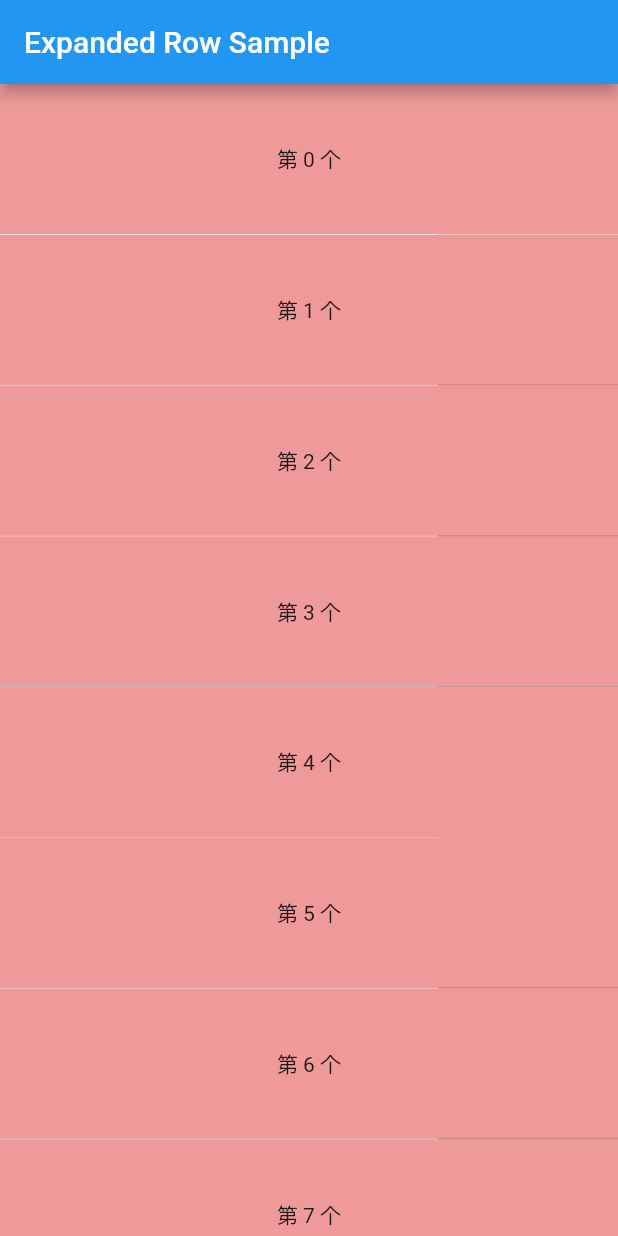
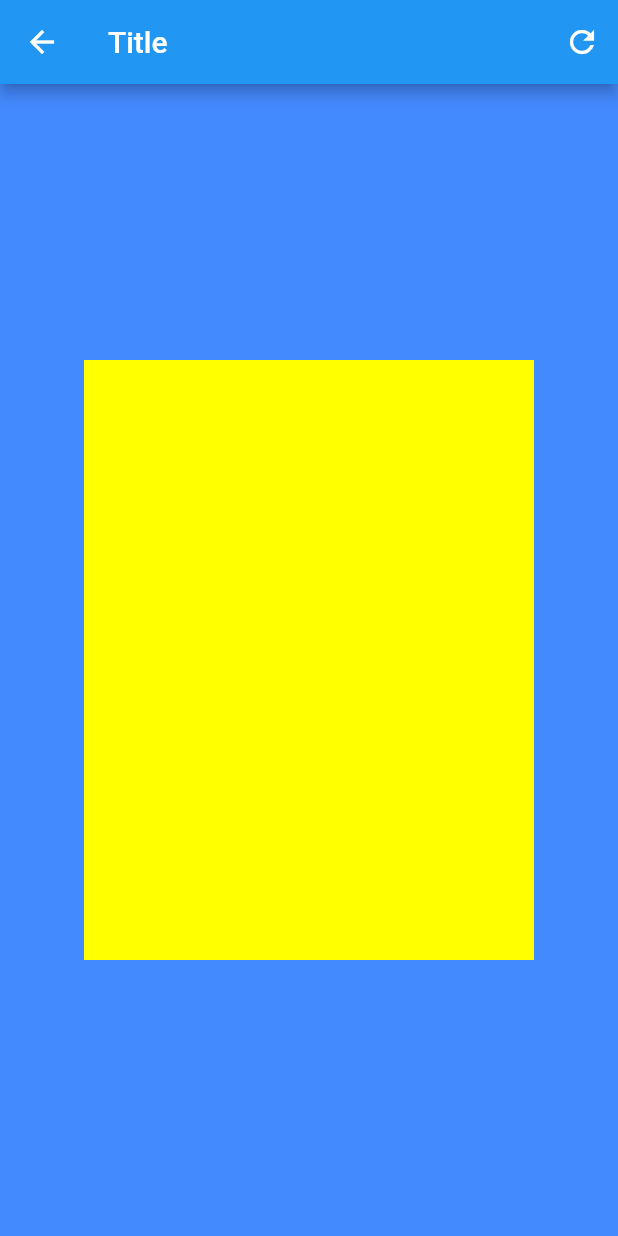
Before and after one commit to youzaiyouzaiE/FlutterListDragDelete, a Flutter app: the screen it shows after launch, after a tap on "删除", on a phone screen of 412 x 824 dp. Run offline on Flutter 3.47's test engine with Material 2 defaults, Android fonts, the phone set to English and light mode, and no system bars; our stand-ins replace event_bus.

Commit message:
解决多点拖动cell出现多个删除问题

```diff
--- a/lib/main.dart
+++ b/lib/main.dart
@@ -3,6 +3,9 @@
 // This example shows how to use an [Expanded] widget in a [Row] with multiple
 // children expanded, utilizing the [flex] factor to prioritize available space.
 
+import 'package:expanded_sample/pags/absorb_detail_page.dart';
+import 'package:expanded_sample/pags/detail_page.dart';
+import 'package:flutter/gestures.dart';
 import 'package:flutter/material.dart';
 import 'package:expanded_sample/slide_widget.dart';
 import 'package:expanded_sample/normal_events.dart';
@@ -25,21 +28,22 @@ class MyApp extends StatelessWidget {
 }
 
 
-
-/// This is the stateless widget that the main application instantiates.
 class MyListWidget extends StatefulWidget {
 
   @override
   State<StatefulWidget> createState() {
     return MyListWidgetState();
   }
-
 }
-
 
 class MyListWidgetState extends State<MyListWidget> {
   bool _hasOpenedCell = false;
   int _openedCellIndex = -1;
+
+  bool gestureResign = false;
+  int tapNumber = 0;
+
+  GlobalKey<SlideButtonState> slideButtonKey;
 
   @override
   Widget build(BuildContext context) {
@@ -47,9 +51,46 @@ class MyListWidgetState extends State<MyListWidget> {
       appBar: AppBar(
         title: Text('Expanded Row Sample'),
       ),
-      body:NotificationListener<ScrollNotification> (
+      body: NotificationListener<ScrollNotification> (
         onNotification: _scrollKeepCellClose,
-        child: ListView.separated(
+       child: Listener(
+         onPointerDown: (_){
+           tapNumber +=1;
+//           print('onDown 111111111111 is best! tapNumber === $tapNumber ');
+//           tapNumber > 1 ? cellCanDrag = false : cellCanDrag = true;
+         _setCellDragStatus();
+         },
+         onPointerUp: (_){
+           tapNumber -=1;
+//           print('onDown 111111111111 is best! tapNumber === $tapNumber ');
+           _setCellDragStatus();
+         },
+
+         child:_listViewBuild(),
+       ),
+      )
+    );
+  }
+
+  void _setCellDragStatus() {
+//    tapNumber > 1 ? canNotDrag = true : canNotDrag = false;
+//  if (tapNumber > 1 ){
+//    print("celll can't drag!!    aaaaaaaaa");
+//  } else {
+//    print("celll can drag!!    bbbbbbbb");
+//  }
+  setState(() {
+    tapNumber = tapNumber;
+    gestureResign = gestureResign;
+  });
+}
+
+  Widget _listViewBuild() {
+    return
+//      AbsorbPointer(
+//        absorbing: canNotDrag,
+//        child:
+      ListView.separated(
       addRepaintBoundaries: true,
       itemCount: 10,
       itemBuilder:(BuildContext context, int index) {///Cell
@@ -59,29 +100,30 @@ class MyListWidgetState extends State<MyListWidget> {
         return Container(///线
           height: 0.5,
           color: index == 0 ? Colors.white:Colors.black26,
-            );},
-        ),
-      )
-
+        );
+      }
+//      ),
     );
   }
 
-  ///cell
+  ///cell 手势   IgnorePointer
   Widget _slideItems(int index) {
-    return SlideButton (
+    return
+      SlideButton (
+        canDragNumber: tapNumber,
         index: index,
         singleButtonWidth: 100,
+        onSlideStarted:() {
+        },
         onSlideCompleted:(){
           if(_openedCellIndex != index) {
             _hasOpenedCell = true;
             _openedCellIndex = index;
           }
-//        print("cell opened !");
         },
         onSlideCanceled: () {
           _openedCellIndex = -1;
           _hasOpenedCell = false;
-//         print("cell closed !");
         },
         child:_itemView(index),
         buttons: <Widget>[
@@ -102,6 +144,7 @@ class MyListWidgetState extends State<MyListWidget> {
                 ),
               ),
             ),
+            behavior: HitTestBehavior.opaque,
           )
         ],
       );
@@ -109,22 +152,23 @@ class MyListWidgetState extends State<MyListWidget> {
 
   ///cell
   Widget _itemView(int index) {
-    bool gestureResign = false;
+
     return GestureDetector (
             onTap:() {
-              if (gestureResign) return ;
+              if (!gestureResign) {
                 print("$index cell pop  ! ");
+                _cellAction(index);
+              }
             },
             onPanDown:(_) {
               if (_hasOpenedCell ) {
                 fireCloseCellEvent();
-                print("$index cell pan fire ! ");
                 gestureResign = true;
               } else {
                 gestureResign = false;
               }
             },
-            child:Container(
+              child: Container(
                 height: 100,
                 color: Colors.red[200],
                 child: Center(
@@ -135,9 +179,19 @@ class MyListWidgetState extends State<MyListWidget> {
                     ),
                   ),
                 ),
-            )
+              ),
       );
+  }
 
+  _cellAction(int index) {
+    // ignore: unnecessary_statements
+    Widget builderWidget;
+    if (index == 0) {
+      builderWidget = DetailPage(pagIndex: index);
+    } else {
+      builderWidget = AbsorbDetailPage(pagIndex: index);
+    }
+    Navigator.push(context, MaterialPageRoute(builder: (context)=> builderWidget));
   }
 
   void fireCloseCellEvent() {
@@ -159,3 +213,25 @@ class MyListWidgetState extends State<MyListWidget> {
   }
 
 }
+
+class AllowMultipleGestureRecognizer extends MultiTapGestureRecognizer {
+
+  int tapTimes = 0;
+
+  @override
+  void rejectGesture(int pointer) {
+    acceptGesture(pointer);
+    print('the pointer is $pointer');
+  }
+
+}
+
+
+class NotAllowMultipleGestureRecognizer extends HorizontalDragGestureRecognizer {
+  @override
+  void rejectGesture(int pointer) {//acceptGesture(pointer);
+//    print('ABABABABAB the pointer is $pointer');
+    acceptGesture(pointer);
+  }
+
+}
--- /dev/null
+++ b/lib/pags/detail_page.dart
@@ -0,0 +1,110 @@
+import 'dart:ui';
+
+import 'package:flutter/cupertino.dart';
+import 'package:flutter/gestures.dart';
+import 'package:flutter/material.dart';
+
+class DetailPage extends StatefulWidget {
+
+  final int pagIndex;
+
+  DetailPage({this.pagIndex});
+
+  @override
+  State<DetailPage> createState() {
+    return _DetailPageState();
+  }
+
+}
+
+class _DetailPageState extends State<DetailPage> {
+
+  @override
+  void initState() {
+   super.initState();
+  }
+
+  @override
+  void dispose() {
+    super.dispose();
+  }
+
+
+  @override
+  Widget build(BuildContext context) {
+    return buildWidget(context);
+  }
+
+  Widget buildWidget(BuildContext context) {
+    return Scaffold(
+      backgroundColor: Colors.white,
+      appBar:AppBar(title: Text("Title"), actions: <Widget>[
+        IconButton(
+          icon: Icon(Icons.refresh),
+          tooltip: 'Run again',
+          onPressed: _run,
+        ),
+      ]
+      ),
+      body: RawGestureDetector(
+        gestures: {
+          DetailNotAllowMultipleGestureRecognizer: GestureRecognizerFactoryWithHandlers<DetailNotAllowMultipleGestureRecognizer> (
+                () => DetailNotAllowMultipleGestureRecognizer(), //构造函数
+                (DetailNotAllowMultipleGestureRecognizer instance) { //初始化器
+//              instance.onTap = () => print('Episode 4 is best! (parent container) ');
+                  instance.onTap = (int pointer) => print(' BBBBBBBBB 4 is best! (parent container) ');
+
+                  instance.onTapDown = (int pointer, TapDownDetails details) => print('BBBBBBBB  onDown 111111111111 is best! ');
+//                   instance.onUpdate = (_)=> print('onUpdate 2222222222222 is best!');
+                  instance.onTapUp  = (int pointer, TapUpDetails details) => print('  BBBBBBB  onUpdate 33333333333333 is best!');
+            },
+          )
+        },
+        behavior: HitTestBehavior.deferToChild,
+          child: Container(
+            color: Colors.blueAccent,
+            child: Center(
+              //用 RawGestureDetector 将两个容器包裹起来
+              child: GestureDetector(
+                onTap:(){
+                  print(" on Tap Action !");
+                },
+                //在第一个容器中创建嵌套容器。
+                child: Container(
+                  color: Colors.yellowAccent,
+                  width: 300.0,
+                  height: 400.0,
+                ),
+              ),
+            ),
+          ),
+      ),
+    );
+  }
+
+  Widget _bodyWidget() {
+    int formIndex = widget.pagIndex;
+    return SafeArea (
+      child: Container(
+//          color: Colors.red,
+        child: Center(
+          child:Text('来自第 $formIndex 条的数据!'),
+        ),
+        ),
+      );
+  }
+
+  _run() {
+    print("run action!!");
+  }
+
+}
+
+class DetailNotAllowMultipleGestureRecognizer extends MultiTapGestureRecognizer {
+  @override
+  void rejectGesture(int pointer) {//acceptGesture(pointer);
+    rejectGesture(pointer);
+    print('BBBBBBBBBBB the pointer is $pointer');
+  }
+
+}
--- a/lib/slide_widget.dart
+++ b/lib/slide_widget.dart
@@ -8,33 +8,38 @@ class SlideButton extends StatefulWidget {
   final int index;
   final Widget child;
   final List<Widget> buttons;
-  final GlobalKey<SlideButtonState> key;
+  final GlobalKey<SlideButtonState> slideButtonKey;
   final double singleButtonWidth;//
 
   final VoidCallback onSlideStarted;
   final VoidCallback onSlideCompleted;
   final VoidCallback onSlideCanceled;
 
-  SlideButton({this.key,
+  final int canDragNumber;///1,0 可以 drag , >1 不可
+
+  SlideButton({this.slideButtonKey,
         @required this.child,
         @required this.singleButtonWidth,
         @required this.buttons,
+        this.canDragNumber,
         this.index,
         this.onSlideStarted,
         this.onSlideCompleted,
         this.onSlideCanceled,
         })
-      : super(key: key);
+      : super(key: slideButtonKey);
 
   @override
   State<StatefulWidget> createState() {
     return SlideButtonState();
   }
 
-
 }
 
 class SlideButtonState extends State<SlideButton> with TickerProviderStateMixin {
+
+  bool _ignoreEven = false;
+
   bool isOpened = false;
   double translateX = 0;
   double maxDragDistance;
@@ -42,7 +47,6 @@ class SlideButtonState extends State<SlideButton> with TickerProviderStateMixin
   <Type, GestureRecognizerFactory>{};
 
   VoidCallback closedCallBack;
-
   AnimationController animationController;
 
   @override
@@ -71,9 +75,7 @@ class SlideButtonState extends State<SlideButton> with TickerProviderStateMixin
 
     EventBusInstance().bus.on<CloseOpenedCellEvent>().listen((_) async {
       int index = _.closeIndex;
-//      print(" ------------------------1111111111111111111111------------------------- cell .index is $index");
       if (index == widget.index && isOpened) {
-//        print(" ------------------------222222222222222222222------------------------- cell .index is $index");
         _closeCell();
         isOpened = false;
       }
@@ -90,13 +92,16 @@ class SlideButtonState extends State<SlideButton> with TickerProviderStateMixin
 
   @override
   Widget build(BuildContext context) {
-    return  WillPopScope(
-        child: Stack(
+    if(widget.canDragNumber>1) {
+      translateX = 0;
+//      print('--------------000000000000000000000000------------------------- cell');
+    }
+    return  Stack(
           children: <Widget>[
             Positioned.fill(
                 child: Row(
                   mainAxisAlignment: MainAxisAlignment.end,
-                  children: widget.buttons,
+                  children:widget.buttons,
                 )
             ),
             RawGestureDetector(
@@ -114,14 +119,6 @@ class SlideButtonState extends State<SlideButton> with TickerProviderStateMixin
               ),
             )
           ],
-        ),
-        onWillPop: () async {
-          if (translateX != 0){
-            close();
-            return false;
-          }
-          return true;
-        }
     );
   }
 
@@ -172,11 +169,24 @@ class SlideButtonState extends State<SlideButton> with TickerProviderStateMixin
     }
   }
 
+
+  void changeIgnoreEven(bool isIgnore) {
+    setState(() {
+      _ignoreEven = isIgnore;
+      if (_ignoreEven) {
+        print("不能拖动！！");
+      } else {
+        print("能拖动！！");
+      }
+    });
+  }
+
   @override
   void dispose() {
     animationController.dispose();
     super.dispose();
   }
+
 }
 
 
@@ -202,6 +212,7 @@ class ShareDataWidget extends InheritedWidget {
   }
 
 }
+
 
 ///Notification 冒泡事件
 class CellCloseNotification extends Notification {
```
Also changed, not shown: lib/pags/absorb_detail_page.dart (added, +102 -0 lines). Lines whose indentation alone changed are shown as unchanged.
